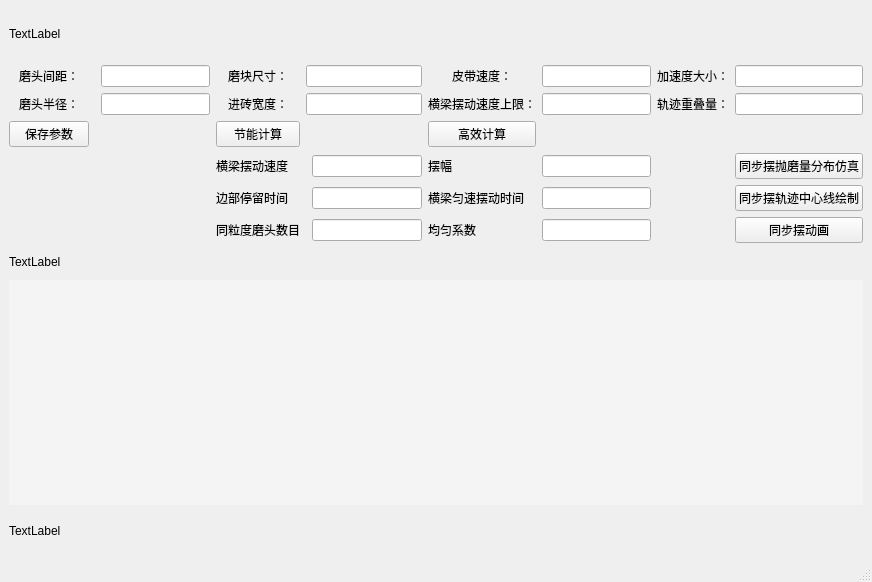
Qt form Equal_Calc.ui (wuheideyun/PolishingParameterNew) before a commit.
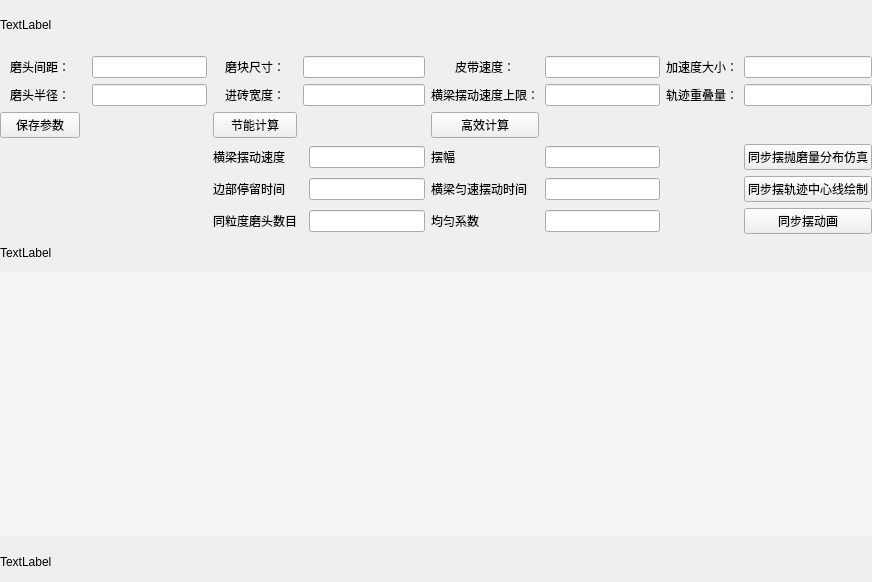
The same form after that commit.

Patch:
```diff
--- a/Equal_Calc.ui
+++ b/Equal_Calc.ui
@@ -15,6 +15,21 @@
   </property>
   <widget class="QWidget" name="centralwidget">
    <layout class="QGridLayout" name="gridLayout">
+    <property name="leftMargin">
+     <number>0</number>
+    </property>
+    <property name="topMargin">
+     <number>0</number>
+    </property>
+    <property name="rightMargin">
+     <number>0</number>
+    </property>
+    <property name="bottomMargin">
+     <number>0</number>
+    </property>
+    <property name="spacing">
+     <number>6</number>
+    </property>
     <item row="4" column="5">
      <widget class="QLineEdit" name="lineEdit_beam_swing_speed"/>
     </item>
@@ -273,7 +288,6 @@
     </rect>
    </property>
   </widget>
-  <widget class="QStatusBar" name="statusbar"/>
  </widget>
  <resources/>
  <connections/>
```
